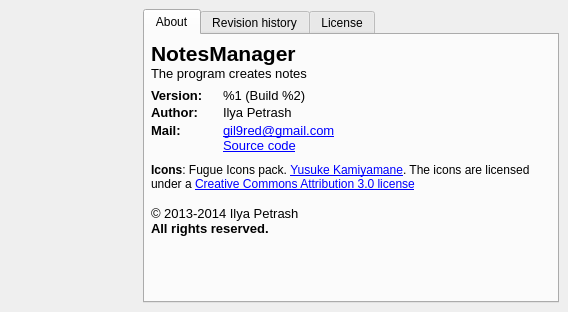
First picture: the form in Manager/pages/page_about.ui, repository gil9red/NotesManager, before the edit.
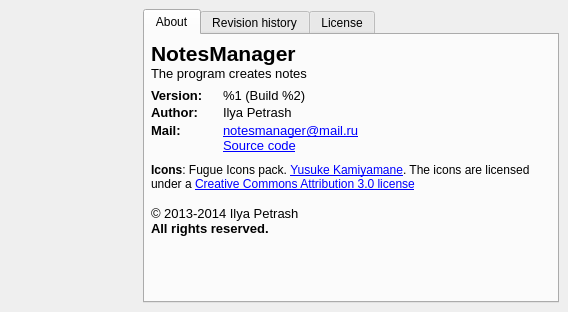
Second picture: the form after the edit. Icons and pictures are not drawn.

Patch:
```diff
--- a/Manager/pages/page_about.ui
+++ b/Manager/pages/page_about.ui
@@ -189,7 +189,7 @@
             <item row="2" column="2">
              <widget class="QLabel" name="labelEmail">
               <property name="text">
-               <string notr="true">&lt;html&gt;&lt;head/&gt;&lt;body&gt;&lt;p&gt;&lt;a href=&quot;gil9red@gmail.com&quot;&gt;&lt;span style=&quot; font-size:10pt; text-decoration: underline; color:#0000ff;&quot;&gt;gil9red@gmail.com&lt;/span&gt;&lt;/a&gt;&lt;/p&gt;&lt;/body&gt;&lt;/html&gt;</string>
+               <string notr="true">&lt;html&gt;&lt;head/&gt;&lt;body&gt;&lt;p&gt;&lt;a href=&quot;notesmanager@mail.ru&quot;&gt;&lt;span style=&quot; font-size:10pt; text-decoration: underline; color:#0000ff;&quot;&gt;notesmanager@mail.ru&lt;/span&gt;&lt;/a&gt;&lt;/p&gt;&lt;/body&gt;&lt;/html&gt;</string>
               </property>
               <property name="openExternalLinks">
                <bool>true</bool>
```
